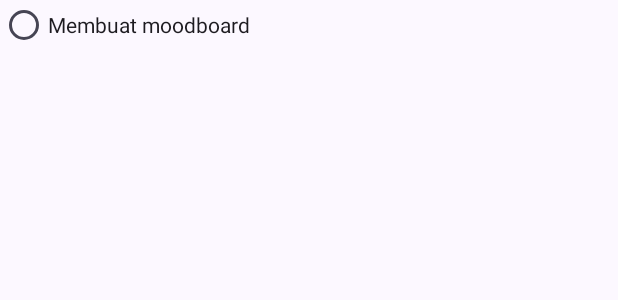
After one commit to fasihll/task-app, an Android app: the layout sub_tugas_calendar_list_item.xml on its own in the app's theme, with its tools: preview values and no code run, on a phone screen of 412 x 824 dp. The commit adds this screen. Shown: the top 300 px of the screen. Run offline under Robolectric (Android 15) with nearby library versions, the phone set to English and light mode, and no system bars.

Commit message:
[add] add Sub-Task in Task Day Calendar

```diff
--- a/app/src/main/java/com/otakkanan/taskapp/data/repository/MainRepository.kt
+++ b/app/src/main/java/com/otakkanan/taskapp/data/repository/MainRepository.kt
@@ -16,7 +16,7 @@ class MainRepository {
             LocalTime.of(10,0,
                 0),
                 isDone =
-            true),
+            true, priority = 2),
             TaskDay(title ="Mengerjakan Kuis",date = LocalDate.of(2024,8,21),time= LocalTime.of(11,0,0),isDone = true),
             TaskDay(title ="Mempelajari Wireframe",date = LocalDate.of(2024,8,21),time= LocalTime.of(13,0,0),
             isDone = false),
@@ -25,7 +25,7 @@ class MainRepository {
                 subtugas = listOf(
                     SubTugasTaskDay(title = "Membuat moodboard", isDone = true),
                     SubTugasTaskDay(title = "Membuat wireframe", isDone = true),
-                    SubTugasTaskDay(title = "Membuat komponen desain", isDone = true),
+                    SubTugasTaskDay(title = "Membuat komponen desain", isDone = false),
                 )
             ),
             TaskDay(title ="Tugas Laravel",date = LocalDate.of(2024,8,21),time= LocalTime.of(17,0,0)
--- a/app/src/main/res/layout/fragment_kalender.xml
+++ b/app/src/main/res/layout/fragment_kalender.xml
@@ -65,7 +65,7 @@
         android:layout_width="match_parent"
         android:layout_height="0dp"
         android:orientation="vertical"
-        android:scrollbars="vertical"
+        android:paddingBottom="70dp"
         app:layoutManager="androidx.recyclerview.widget.LinearLayoutManager"
         app:layout_constraintBottom_toBottomOf="parent"
         app:layout_constraintTop_toBottomOf="@id/calendar"
--- /dev/null
+++ b/app/src/main/res/layout/sub_tugas_calendar_list_item.xml
@@ -0,0 +1,20 @@
+<?xml version="1.0" encoding="utf-8"?>
+<androidx.constraintlayout.widget.ConstraintLayout xmlns:android="http://schemas.android.com/apk/res/android"
+    android:layout_width="match_parent"
+    android:layout_height="wrap_content"
+    xmlns:app="http://schemas.android.com/apk/res-auto">
+
+    <CheckBox
+        android:id="@+id/subtask_checkbox"
+        android:layout_width="match_parent"
+        android:layout_height="29dp"
+        style="@style/Widget.AppCompat.CompoundButton.RadioButton"
+        android:text="Membuat moodboard"
+        android:layout_marginVertical="2dp"
+        android:buttonTint="@color/md_theme_primary"
+        android:drawableTint="@color/md_theme_onPrimary"
+        app:layout_constraintTop_toTopOf="parent"
+        app:layout_constraintStart_toStartOf="parent"
+        app:layout_constraintEnd_toEndOf="parent"/>
+
+</androidx.constraintlayout.widget.ConstraintLayout>
```
Also changed, not shown: app/src/main/java/com/otakkanan/taskapp/ui/main/kalender/DataAdapter.kt (+45 -0 lines), app/src/main/java/com/otakkanan/taskapp/ui/main/kalender/SubTaskCalendarAdapter.kt (added, +45 -0 lines), app/src/main/res/drawable/arrow_down.xml (added, +10 -0 lines), app/src/main/res/drawable/arrow_up.xml (added, +10 -0 lines), app/src/main/res/layout/card_taskday.xml (+21 -1 lines).
